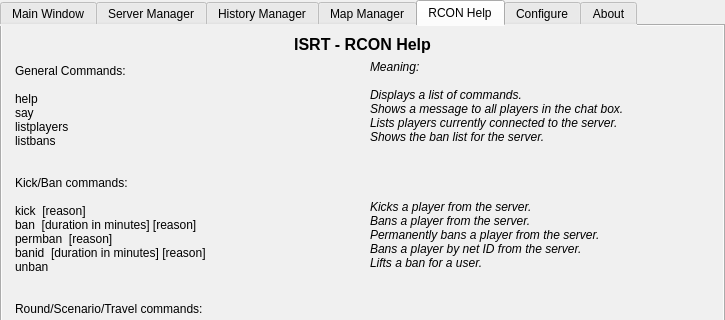
This is source_files/isrt_main_tabbed_v0.6.ui in sargolin/ISRT-Insurgency-Sandstorm-RCON-TOOL-and-Mapchanger as Qt 5 draws it before an edit; both pictures show x 0 to 725 and y 0 to 320 of the 725 by 780 pixel window. The edited form follows.
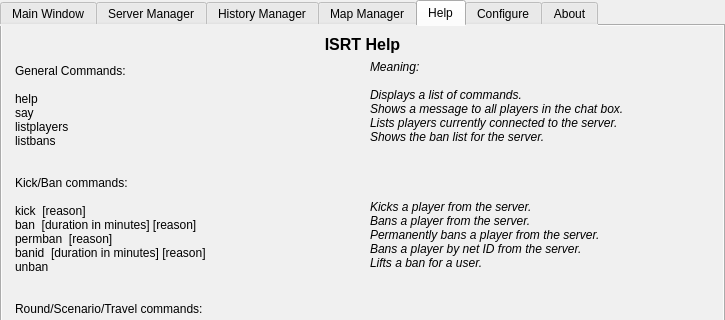
This is the edited form. The open tabs and pages were chosen to show the change. Icons and pictures are not drawn.

Patch:
```diff
--- a/source_files/isrt_main_tabbed_v0.6.ui
+++ b/source_files/isrt_main_tabbed_v0.6.ui
@@ -1971,7 +1971,7 @@
      </widget>
      <widget class="QWidget" name="Tab_Help">
       <attribute name="title">
-       <string>RCON Help</string>
+       <string>Help</string>
       </attribute>
       <layout class="QVBoxLayout" name="verticalLayout_12">
        <item>
@@ -2004,8 +2004,8 @@
             <string>&lt;!DOCTYPE HTML PUBLIC &quot;-//W3C//DTD HTML 4.0//EN&quot; &quot;http://www.w3.org/TR/REC-html40/strict.dtd&quot;&gt;
 &lt;html&gt;&lt;head&gt;&lt;meta name=&quot;qrichtext&quot; content=&quot;1&quot; /&gt;&lt;style type=&quot;text/css&quot;&gt;
 p, li { white-space: pre-wrap; }
-&lt;/style&gt;&lt;/head&gt;&lt;body style=&quot; font-family:'MS Shell Dlg 2'; font-size:10pt; font-weight:400; font-style:normal;&quot;&gt;
-&lt;p align=&quot;center&quot; style=&quot; margin-top:10px; margin-bottom:10px; margin-left:0px; margin-right:0px; -qt-block-indent:0; text-indent:0px;&quot;&gt;&lt;span style=&quot; font-size:12pt; font-weight:600;&quot;&gt;ISRT - RCON Help&lt;/span&gt;&lt;/p&gt;&lt;/body&gt;&lt;/html&gt;</string>
+&lt;/style&gt;&lt;/head&gt;&lt;body style=&quot; font-family:'MS Shell Dlg 2'; font-size:8pt; font-weight:400; font-style:normal;&quot;&gt;
+&lt;p align=&quot;center&quot; style=&quot; margin-top:10px; margin-bottom:10px; margin-left:0px; margin-right:0px; -qt-block-indent:0; text-indent:0px;&quot;&gt;&lt;span style=&quot; font-size:12pt; font-weight:600;&quot;&gt;ISRT Help&lt;/span&gt;&lt;/p&gt;&lt;/body&gt;&lt;/html&gt;</string>
            </property>
           </widget>
          </item>
```
Left out of the diff: 2 changed lines with no effect on the pictures.
